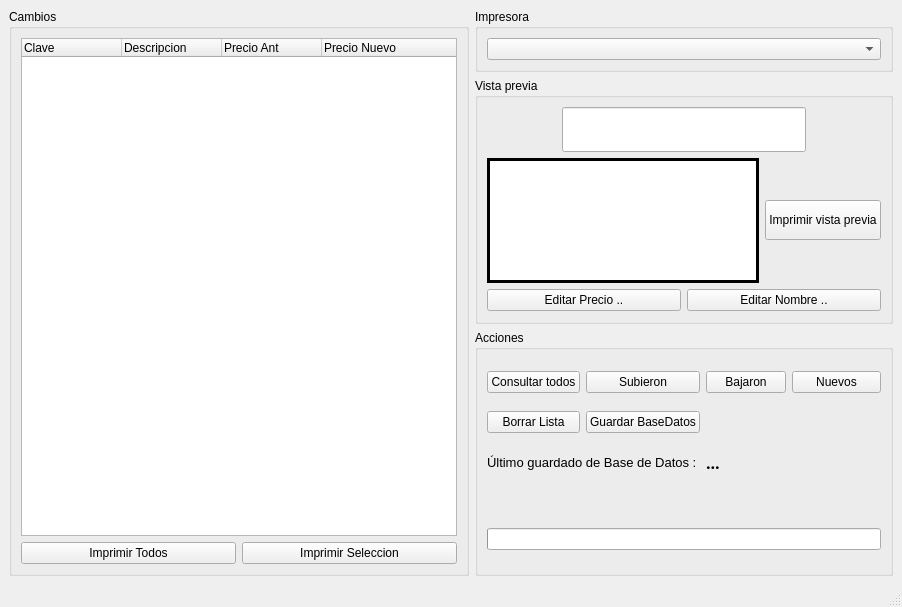
elTobe/PriceWatcher, file preciosestantes.ui: the form before one commit.
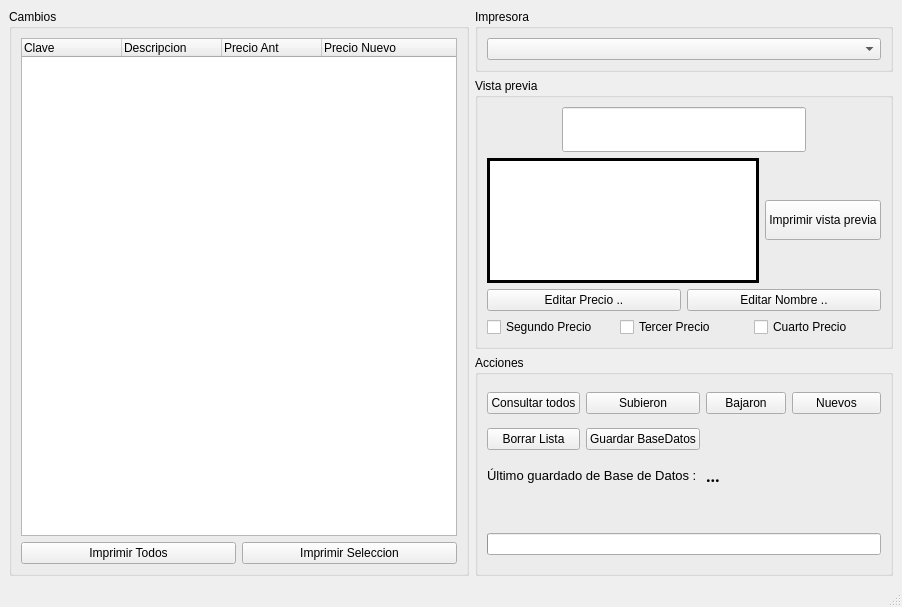
The form after the commit.

```diff
--- a/preciosestantes.ui
+++ b/preciosestantes.ui
@@ -157,6 +157,31 @@
          </item>
         </layout>
        </item>
+       <item>
+        <layout class="QHBoxLayout" name="horizontalLayout_6">
+         <item>
+          <widget class="QCheckBox" name="segundo_precio">
+           <property name="text">
+            <string>Segundo Precio</string>
+           </property>
+          </widget>
+         </item>
+         <item>
+          <widget class="QCheckBox" name="tercer_precio">
+           <property name="text">
+            <string>Tercer Precio</string>
+           </property>
+          </widget>
+         </item>
+         <item>
+          <widget class="QCheckBox" name="cuarto_precio">
+           <property name="text">
+            <string>Cuarto Precio</string>
+           </property>
+          </widget>
+         </item>
+        </layout>
+       </item>
       </layout>
      </widget>
     </item>
```
Left out of the diff: 6 changed lines with no effect on the pictures.
